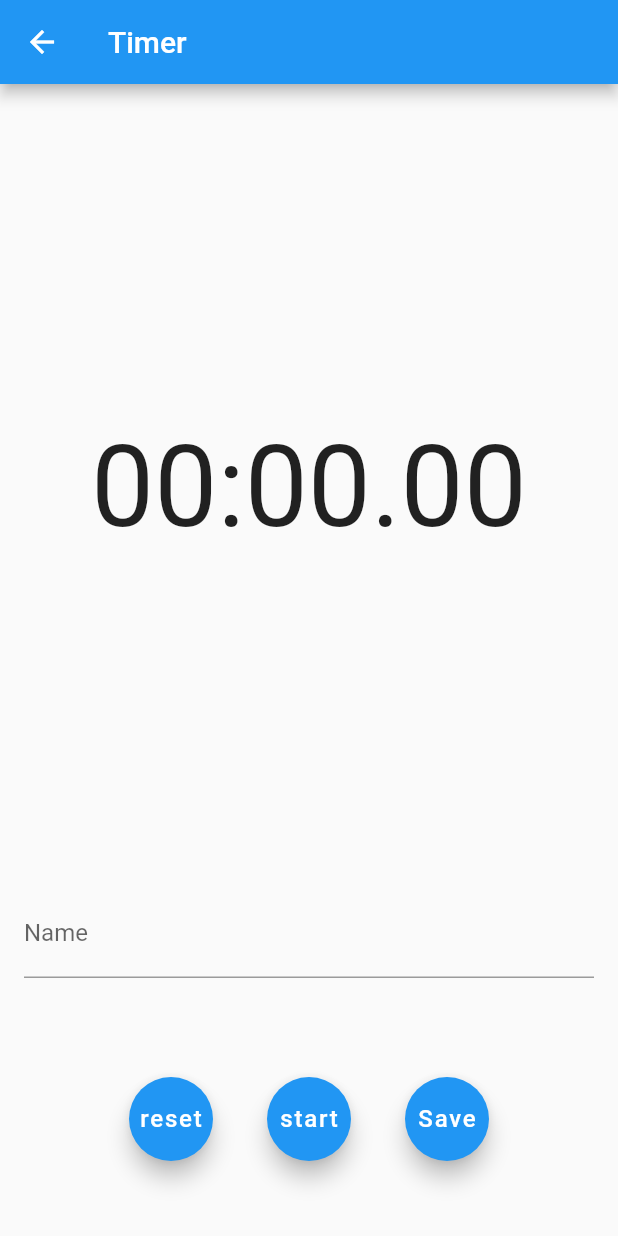
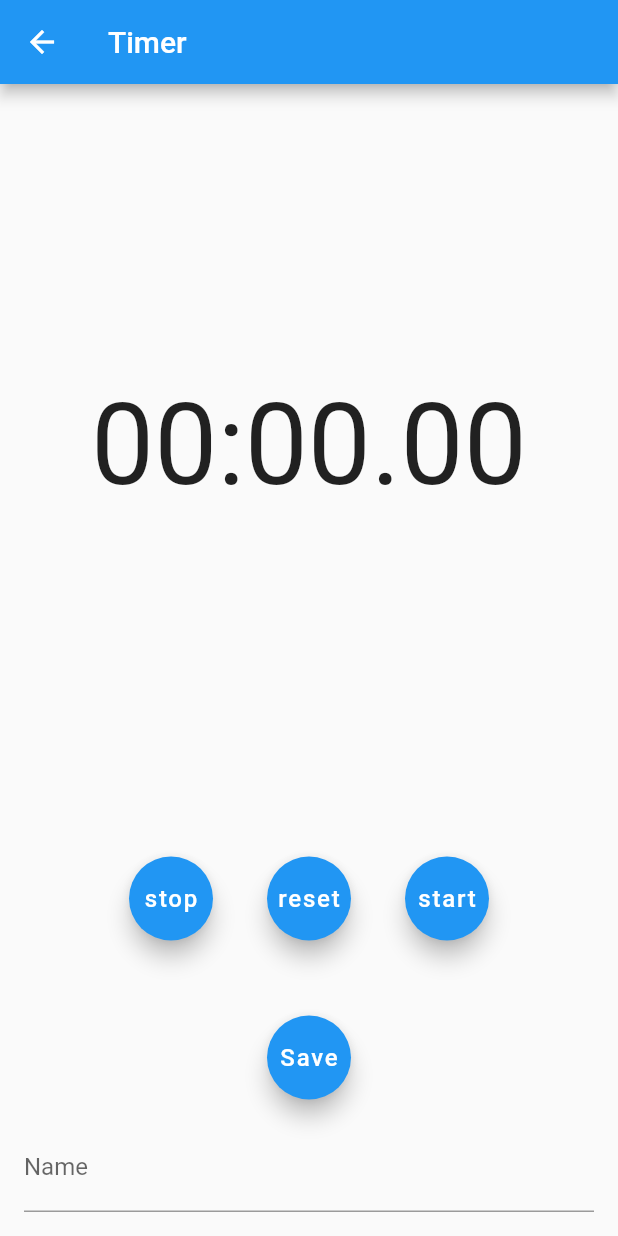
Before and after one commit to Xerterhino/flutter_bachelor, a Flutter app: the TimerPage screen opened directly with empty values, on a phone screen of 412 x 824 dp. Run offline on Flutter 3.47's test engine with Material 2 defaults, Android fonts, the phone set to English and light mode, and no system bars; our stand-ins replace flutter_local_notifications, rxdart; missing offline and left inert: background_fetch, workmanager; network calls fail; Roboto replaces fonts that are missing (Bebas Neue).

Commit message:
Fix button styles

```diff
--- a/lib/timer_page.dart
+++ b/lib/timer_page.dart
@@ -55,14 +55,21 @@ class TimerPageState extends State<TimerPage> {
     Key key,
   });
 
-  void leftButtonPressed() {
+  void resetWatch() {
     setState(() {
-      if (dependencies.stopwatch.isRunning) {
-        print("${dependencies.stopwatch.elapsedMilliseconds}");
-      } else {
         dependencies.stopwatch.reset();
         this.hasBeenReset = true;
-      }
+    });
+  }
+
+  void startWatch() {
+    setState(() {
+      dependencies.stopwatch.start();
+    });
+  }
+  void stopWatch() {
+    setState(() {
+      dependencies.stopwatch.stop();
     });
   }
 
@@ -140,11 +147,7 @@ class TimerPageState extends State<TimerPage> {
               duration: calcDuration,
               hasBeenReset: hasBeenReset),
         ),
-        Padding(
-            padding: EdgeInsets.all(16),
-            child: TextField(
-                controller: controller,
-                decoration: InputDecoration(labelText: 'Name'))),
+
         new Expanded(
           flex: 0,
           child: new Padding(
@@ -153,19 +156,31 @@ class TimerPageState extends State<TimerPage> {
               mainAxisAlignment: MainAxisAlignment.spaceEvenly,
               children: <Widget>[
                 buildFloatingButton(
-                    dependencies.stopwatch.isRunning ? "lap" : "reset",
-                    leftButtonPressed),
+                    "stop",
+                    stopWatch),
                 buildFloatingButton(
-                    dependencies.stopwatch.isRunning ? "stop" : "start",
-                    rightButtonPressed),
+                    "reset",
+                    resetWatch),
                 buildFloatingButton(
-                    "Save",
-                    () => saveActivity(args.id, controller.text,
-                        getActualTimeElapsed(args.duration))),
+                    "start",
+                    startWatch),
               ],
             ),
           ),
         ),
+        Row(
+          mainAxisAlignment: MainAxisAlignment.center,
+          children: <Widget>[
+            buildFloatingButton(
+                "Save",
+                    () => saveActivity(args.id, controller.text,
+                    getActualTimeElapsed(args.duration)))],
+        ),
+        Padding(
+            padding: EdgeInsets.all(16),
+            child: TextField(
+                controller: controller,
+                decoration: InputDecoration(labelText: 'Name')))
       ],
     )));
   }
```
